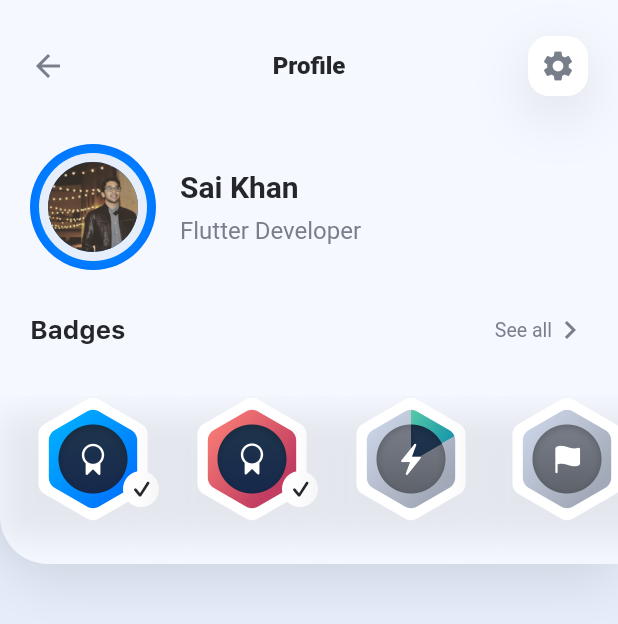
After one commit to FlorianWoelki/course-poc, a Flutter app: the ProfileScreen screen opened directly, on a phone screen of 412 x 824 dp. The commit adds this screen. Shown: the top 624 px of the screen. Run offline on Flutter 3.47's test engine with Material 2 defaults, Android fonts, the light colour scheme and no system bars; our stand-ins replace sliding_up_panel.

Commit message:
feat: add profile screen

```diff
--- a/lib/components/home_screen_navbar.dart
+++ b/lib/components/home_screen_navbar.dart
@@ -1,3 +1,4 @@
+import 'package:course_poc/screens/profile_screen.dart';
 import 'package:flutter/material.dart';
 
 import '../constants.dart';
@@ -24,9 +25,16 @@ class HomeScreenNavBar extends StatelessWidget {
             color: kPrimaryLabelColor,
           ),
           const SizedBox(width: 16.0),
-          const CircleAvatar(
-            radius: 18.0,
-            backgroundImage: AssetImage("asset/images/profile.jpg"),
+          GestureDetector(
+            onTap: () {
+              Navigator.of(context).push(
+                MaterialPageRoute(builder: (context) => const ProfileScreen()),
+              );
+            },
+            child: const CircleAvatar(
+              radius: 18.0,
+              backgroundImage: AssetImage("asset/images/profile.jpg"),
+            ),
           ),
         ],
       ),
--- /dev/null
+++ b/lib/screens/profile_screen.dart
@@ -0,0 +1,225 @@
+import 'dart:io';
+
+import 'package:course_poc/constants.dart';
+import 'package:flutter/cupertino.dart';
+import 'package:flutter/material.dart';
+
+class ProfileScreen extends StatelessWidget {
+  ProfileScreen({Key? key}) : super(key: key);
+
+  final List<String> badges = [
+    "badge-01.png",
+    "badge-02.png",
+    "badge-03.png",
+    "badge-04.png",
+  ];
+
+  @override
+  Widget build(BuildContext context) {
+    return Scaffold(
+      backgroundColor: kBackgroundColor,
+      body: SingleChildScrollView(
+        child: Column(
+          children: [
+            Container(
+              decoration: const BoxDecoration(
+                color: kCardPopupBackgroundColor,
+                borderRadius: BorderRadius.only(
+                  bottomLeft: Radius.circular(32.0),
+                ),
+                boxShadow: [
+                  BoxShadow(
+                    color: kShadowColor,
+                    offset: Offset(0, 12),
+                    blurRadius: 32.0,
+                  ),
+                ],
+              ),
+              child: SafeArea(
+                bottom: false,
+                child: Column(
+                  children: [
+                    Padding(
+                      padding: const EdgeInsets.only(
+                        top: 24.0,
+                        bottom: 32.0,
+                        left: 20.0,
+                        right: 20.0,
+                      ),
+                      child: Row(
+                        mainAxisAlignment: MainAxisAlignment.spaceBetween,
+                        children: [
+                          RawMaterialButton(
+                            materialTapTargetSize:
+                                MaterialTapTargetSize.shrinkWrap,
+                            constraints: const BoxConstraints(
+                              minWidth: 40.0,
+                              maxWidth: 40.0,
+                              maxHeight: 24.0,
+                            ),
+                            highlightColor: Colors.transparent,
+                            splashColor: Colors.transparent,
+                            onPressed: () {
+                              Navigator.of(context).pop();
+                            },
+                            child: Row(
+                              mainAxisAlignment: MainAxisAlignment.start,
+                              children: const [
+                                Icon(
+                                  Icons.arrow_back,
+                                  color: kSecondaryLabelColor,
+                                ),
+                              ],
+                            ),
+                          ),
+                          Text("Profile", style: kCalloutLabelStyle),
+                          Container(
+                            width: 40.0,
+                            height: 40.0,
+                            decoration: BoxDecoration(
+                              color: Colors.white,
+                              borderRadius: BorderRadius.circular(14.0),
+                              boxShadow: const [
+                                BoxShadow(
+                                  color: kShadowColor,
+                                  offset: Offset(0, 12),
+                                  blurRadius: 32.0,
+                                ),
+                              ],
+                            ),
+                            child: Icon(
+                              Platform.isAndroid
+                                  ? Icons.settings
+                                  : CupertinoIcons.settings_solid,
+                              color: kSecondaryLabelColor,
+                            ),
+                          ),
+                        ],
+                      ),
+                    ),
+                    Padding(
+                      padding: const EdgeInsets.symmetric(horizontal: 20.0),
+                      child: Row(
+                        children: [
+                          Container(
+                            child: Padding(
+                              padding: const EdgeInsets.all(6.0),
+                              child: Container(
+                                padding: const EdgeInsets.all(6.0),
+                                child: const CircleAvatar(
+                                  backgroundImage: AssetImage(
+                                    "asset/images/profile.jpg",
+                                  ),
+                                  radius: 30.0,
+                                ),
+                                decoration: BoxDecoration(
+                                  color: kBackgroundColor,
+                                  borderRadius: BorderRadius.circular(40.0),
+                                ),
+                              ),
+                            ),
+                            height: 84.0,
+                            width: 84.0,
+                            decoration: BoxDecoration(
+                              gradient: const RadialGradient(
+                                colors: [
+                                  Color(0xFF00AEFF),
+                                  Color(0xFF0076FF),
+                                ],
+                              ),
+                              borderRadius: BorderRadius.circular(42.0),
+                            ),
+                          ),
+                          const SizedBox(width: 16.0),
+                          Column(
+                            crossAxisAlignment: CrossAxisAlignment.start,
+                            children: [
+                              Text(
+                                "Sai Khan",
+                                style: kTitle2Style,
+                              ),
+                              const SizedBox(height: 8.0),
+                              Text(
+                                "Flutter Developer",
+                                style: kSecondaryCalloutLabelStyle,
+                              ),
+                            ],
+                          ),
+                        ],
+                      ),
+                    ),
+                    Padding(
+                      padding: const EdgeInsets.only(
+                        top: 28.0,
+                        bottom: 16.0,
+                      ),
+                      child: Column(
+                        children: [
+                          Padding(
+                            padding: const EdgeInsets.symmetric(
+                              horizontal: 20.0,
+                            ),
+                            child: Row(
+                              mainAxisAlignment: MainAxisAlignment.spaceBetween,
+                              children: [
+                                Text(
+                                  "Badges",
+                                  style: kHeadlineLabelStyle,
+                                ),
+                                Row(
+                                  children: [
+                                    Text(
+                                      "See all",
+                                      style: kSearchPlaceholderStyle,
+                                    ),
+                                    const Icon(
+                                      Icons.chevron_right,
+                                      color: kSecondaryLabelColor,
+                                    ),
+                                  ],
+                                ),
+                              ],
+                            ),
+                          ),
+                        ],
+                      ),
+                    ),
+                    const SizedBox(
+                      height: 16.0,
+                    ),
+                    Container(
+                      height: 112.0,
+                      child: ListView.builder(
+                        padding: const EdgeInsets.only(bottom: 28.0),
+                        scrollDirection: Axis.horizontal,
+                        itemCount: badges.length,
+                        itemBuilder: (context, index) {
+                          return Container(
+                            padding: EdgeInsets.only(
+                              left: 20.0,
+                              right: index != 3 ? 0.0 : 20.0,
+                            ),
+                            decoration: BoxDecoration(
+                              boxShadow: [
+                                BoxShadow(
+                                  color: kShadowColor.withOpacity(0.1),
+                                  offset: const Offset(0, 12),
+                                  blurRadius: 18.0,
+                                ),
+                              ],
+                            ),
+                            child: Image.asset("asset/badges/${badges[index]}"),
+                          );
+                        },
+                      ),
+                    ),
+                  ],
+                ),
+              ),
+            ),
+          ],
+        ),
+      ),
+    );
+  }
+}
```
